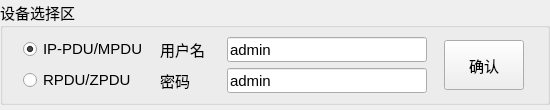
Old version of the form NetUpgradeTool/devselectwid.ui in the repository ChinaClever/CleverTool.
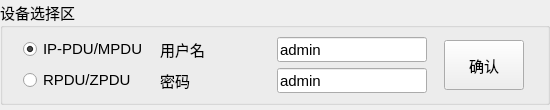
New version of the form.

What changed in the file:
```diff
--- a/NetUpgradeTool/devselectwid.ui
+++ b/NetUpgradeTool/devselectwid.ui
@@ -7,7 +7,7 @@
     <x>0</x>
     <y>0</y>
     <width>550</width>
-    <height>103</height>
+    <height>108</height>
    </rect>
   </property>
   <property name="windowTitle">
@@ -73,13 +73,13 @@
         </property>
         <property name="minimumSize">
          <size>
-          <width>30</width>
+          <width>100</width>
           <height>20</height>
          </size>
         </property>
         <property name="maximumSize">
          <size>
-          <width>50</width>
+          <width>100</width>
           <height>20</height>
          </size>
         </property>
@@ -104,13 +104,13 @@
         </property>
         <property name="minimumSize">
          <size>
-          <width>200</width>
+          <width>150</width>
           <height>25</height>
          </size>
         </property>
         <property name="maximumSize">
          <size>
-          <width>200</width>
+          <width>150</width>
           <height>25</height>
          </size>
         </property>
@@ -173,13 +173,13 @@
         </property>
         <property name="minimumSize">
          <size>
-          <width>30</width>
+          <width>100</width>
           <height>20</height>
          </size>
         </property>
         <property name="maximumSize">
          <size>
-          <width>50</width>
+          <width>100</width>
           <height>20</height>
          </size>
         </property>
@@ -204,13 +204,13 @@
         </property>
         <property name="minimumSize">
          <size>
-          <width>200</width>
+          <width>150</width>
           <height>25</height>
          </size>
         </property>
         <property name="maximumSize">
          <size>
-          <width>200</width>
+          <width>150</width>
           <height>25</height>
          </size>
         </property>
```
